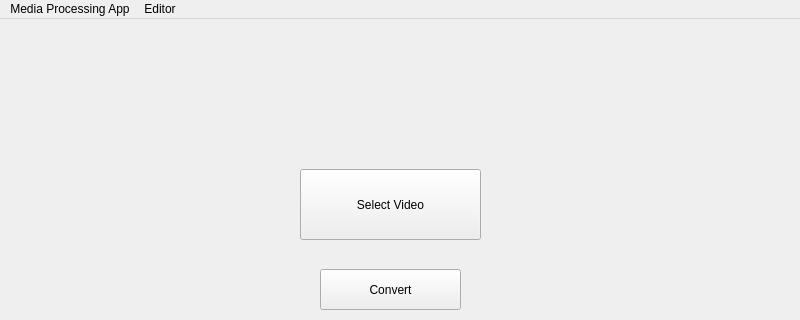
Qt form mainwindow.ui (WTU2/Projects) before a commit; both pictures show x 0 to 800 and y 0 to 320 of the 800 by 600 pixel window.
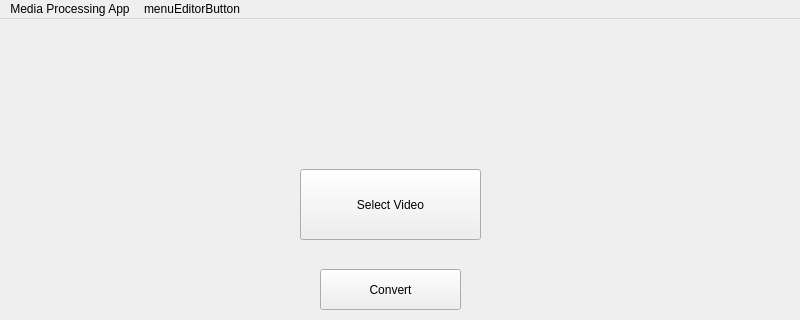
The same form after that commit.

```diff
--- a/mainwindow.ui
+++ b/mainwindow.ui
@@ -84,14 +84,14 @@
      <string>Media Processing App</string>
     </property>
    </widget>
-   <widget class="QMenu" name="menuEditor">
+   <widget class="QMenu" name="menuEditorButton">
     <property name="title">
-     <string>Editor</string>
+     <string>menuEditorButton</string>
     </property>
     <addaction name="separator"/>
    </widget>
    <addaction name="menuMedia_Processing_App"/>
-   <addaction name="menuEditor"/>
+   <addaction name="menuEditorButton"/>
   </widget>
   <widget class="QStatusBar" name="statusbar"/>
  </widget>
```
Left out of the diff: 15 changed lines with no effect on the pictures.
